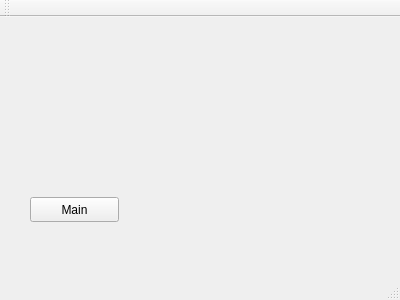
Before: the Qt Designer form FinanceWS/mainwindow.ui in spidervn/vstock, drawn with Qt 5.
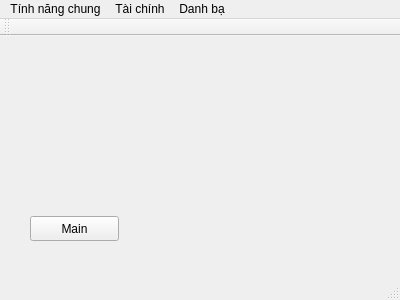
After: the same form once the commit is applied.

```diff
--- a/FinanceWS/mainwindow.ui
+++ b/FinanceWS/mainwindow.ui
@@ -34,9 +34,37 @@
      <x>0</x>
      <y>0</y>
      <width>400</width>
-     <height>22</height>
+     <height>23</height>
     </rect>
    </property>
+   <widget class="QMenu" name="menuMain">
+    <property name="title">
+     <string>Tính năng chung</string>
+    </property>
+    <addaction name="menu_exit"/>
+   </widget>
+   <widget class="QMenu" name="menuT_i_ch_nh">
+    <property name="title">
+     <string>Tài chính</string>
+    </property>
+    <addaction name="separator"/>
+    <addaction name="actionT_nh_thu"/>
+    <addaction name="actionT_nh_l_ng"/>
+    <addaction name="separator"/>
+    <addaction name="actionDanh_m_c_m_t_h_ng"/>
+    <addaction name="actionH_a_n"/>
+   </widget>
+   <widget class="QMenu" name="menuDanh_ba">
+    <property name="title">
+     <string>Danh bạ</string>
+    </property>
+    <addaction name="actionCon_ng_i"/>
+    <addaction name="separator"/>
+    <addaction name="actionC_ng_ty_t_ch_c"/>
+   </widget>
+   <addaction name="menuMain"/>
+   <addaction name="menuT_i_ch_nh"/>
+   <addaction name="menuDanh_ba"/>
   </widget>
   <widget class="QToolBar" name="mainToolBar">
    <attribute name="toolBarArea">
```
Left out of the diff: 35 changed lines with no effect on the pictures.
